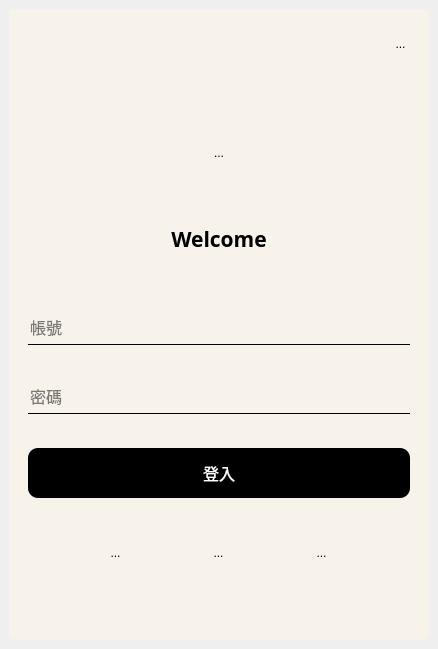
This is ui/login_resigert.ui in forggy0113/re-lego as Qt 5 draws it before an edit. The edited form follows.
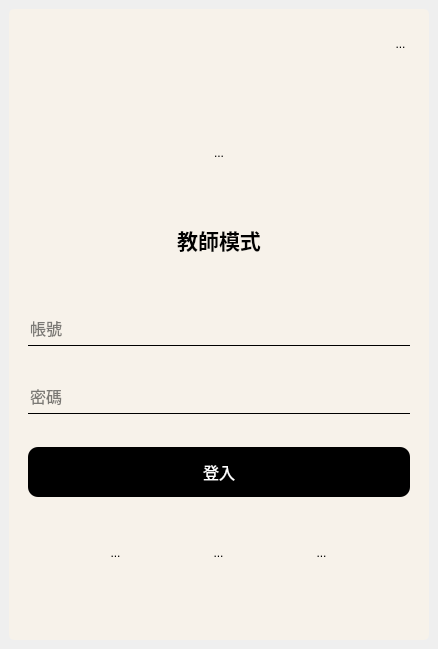
This is the edited form. Icons and pictures are not drawn.

What changed in the file:
```diff
--- a/ui/login_resigert.ui
+++ b/ui/login_resigert.ui
@@ -151,14 +151,14 @@
             </property>
             <property name="font">
              <font>
-              <family>Segoe UI Variable Small Semibol</family>
+              <family>微軟正黑體</family>
               <pointsize>16</pointsize>
               <weight>75</weight>
               <bold>true</bold>
              </font>
             </property>
             <property name="text">
-             <string>Welcome</string>
+             <string>教師模式</string>
             </property>
             <property name="alignment">
              <set>Qt::AlignCenter</set>
```
Left out of the diff: 2 changed lines with no effect on the pictures.
